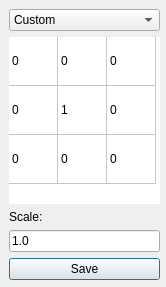
Old version of the form forms/Filter2D.ui in the repository hmkum/opencvdemo-gui.
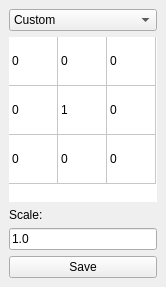
New version of the form.

Commit message: Changed all windows from QDialog to QMainWindow

The edit to the form file:
```diff
--- a/forms/Filter2D.ui
+++ b/forms/Filter2D.ui
@@ -1,7 +1,7 @@
 <?xml version="1.0" encoding="UTF-8"?>
 <ui version="4.0">
  <class>Filter2D</class>
- <widget class="QDialog" name="Filter2D">
+ <widget class="QMainWindow" name="Filter2D">
   <property name="geometry">
    <rect>
     <x>0</x>
```
Left out of the diff: 2 changed lines with no effect on the pictures. The commit also changes 13 other files.
